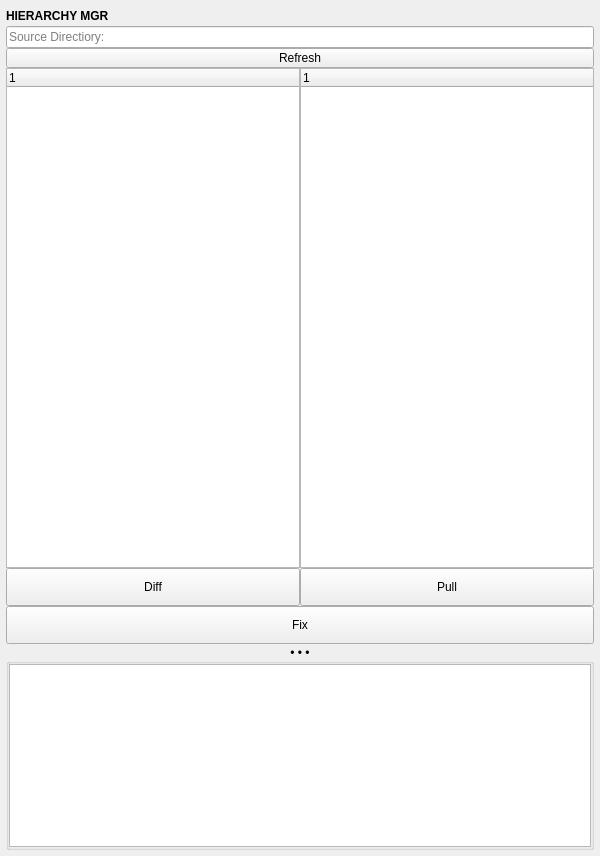
m3trik/mayatk, file mayatk/env_utils/hierarchy_manager/hierarchy_manager.ui: the form before one commit.
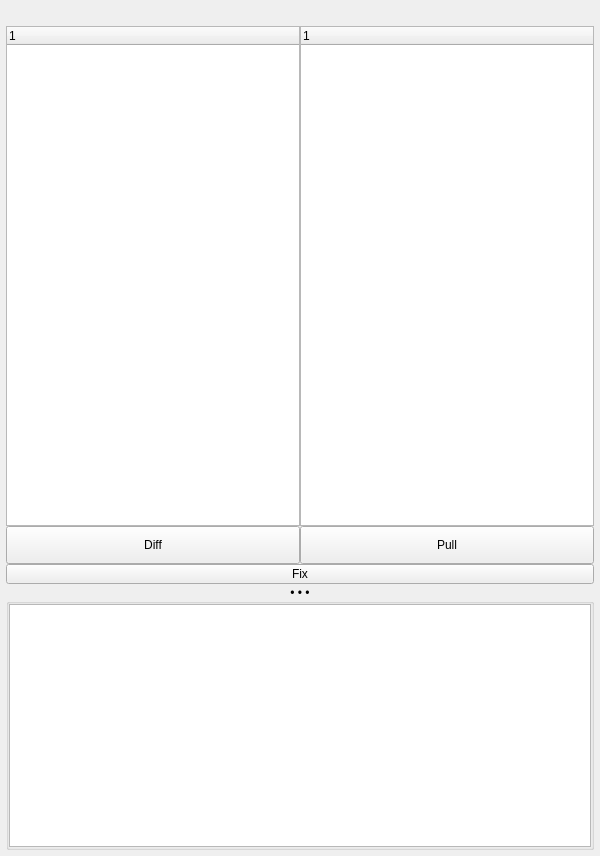
The form after the commit. Custom widgets are drawn as their Qt base class.

Patch:
```diff
--- a/mayatk/env_utils/hierarchy_manager/hierarchy_manager.ui
+++ b/mayatk/env_utils/hierarchy_manager/hierarchy_manager.ui
@@ -51,7 +51,7 @@
        <number>0</number>
       </property>
       <item>
-       <widget class="Header" name="header">
+       <widget class="Header" name="header" native="true">
         <property name="minimumSize">
          <size>
           <width>0</width>
@@ -64,14 +64,44 @@
           <bold>true</bold>
          </font>
         </property>
-        <property name="text">
+        <property name="text" stdset="0">
          <string>HIERARCHY MGR</string>
         </property>
        </widget>
       </item>
       <item>
        <layout class="QGridLayout" name="gridLayout">
-        <item row="4" column="0">
+        <item row="0" column="0">
+         <widget class="TreeWidget" name="tree000">
+          <property name="minimumSize">
+           <size>
+            <width>0</width>
+            <height>500</height>
+           </size>
+          </property>
+          <column>
+           <property name="text">
+            <string notr="true">1</string>
+           </property>
+          </column>
+         </widget>
+        </item>
+        <item row="0" column="1">
+         <widget class="TreeWidget" name="tree001">
+          <property name="minimumSize">
+           <size>
+            <width>0</width>
+            <height>500</height>
+           </size>
+          </property>
+          <column>
+           <property name="text">
+            <string notr="true">1</string>
+           </property>
+          </column>
+         </widget>
+        </item>
+        <item row="1" column="0">
          <widget class="PushButton" name="tb001">
           <property name="minimumSize">
            <size>
@@ -84,44 +114,7 @@
           </property>
          </widget>
         </item>
-        <item row="3" column="1">
-         <widget class="TreeWidget" name="tree001">
-          <property name="minimumSize">
-           <size>
-            <width>0</width>
-            <height>500</height>
-           </size>
-          </property>
-          <column>
-           <property name="text">
-            <string notr="true">1</string>
-           </property>
-          </column>
-         </widget>
-        </item>
-        <item row="3" column="0">
-         <widget class="TreeWidget" name="tree000">
-          <property name="minimumSize">
-           <size>
-            <width>0</width>
-            <height>500</height>
-           </size>
-          </property>
-          <column>
-           <property name="text">
-            <string notr="true">1</string>
-           </property>
-          </column>
-         </widget>
-        </item>
-        <item row="0" column="0" colspan="2">
-         <widget class="LineEdit" name="txt001">
-          <property name="placeholderText">
-           <string>Source Directiory:</string>
-          </property>
-         </widget>
-        </item>
-        <item row="4" column="1">
+        <item row="1" column="1">
          <widget class="PushButton" name="tb002">
           <property name="minimumSize">
            <size>
@@ -134,12 +127,18 @@
           </property>
          </widget>
         </item>
-        <item row="5" column="0" colspan="2">
+        <item row="2" column="0" colspan="2">
          <widget class="PushButton" name="tb003">
           <property name="minimumSize">
            <size>
             <width>0</width>
-            <height>38</height>
+            <height>20</height>
+           </size>
+          </property>
+          <property name="maximumSize">
+           <size>
+            <width>16777215</width>
+            <height>20</height>
            </size>
           </property>
           <property name="text">
@@ -147,19 +146,6 @@
           </property>
          </widget>
         </item>
-        <item row="1" column="0" colspan="2">
-         <widget class="PushButton" name="b000">
-          <property name="minimumSize">
-           <size>
-            <width>0</width>
-            <height>20</height>
-           </size>
-          </property>
-          <property name="text">
-           <string>Refresh</string>
-          </property>
-         </widget>
-        </item>
        </layout>
       </item>
       <item>
@@ -187,7 +173,7 @@
           <number>0</number>
          </property>
          <item>
-          <widget class="QTextEdit" name="txt003">
+          <widget class="QTextBrowser" name="txt003">
            <property name="verticalScrollBarPolicy">
             <enum>Qt::ScrollBarAlwaysOff</enum>
            </property>
@@ -207,8 +193,8 @@
  <customwidgets>
   <customwidget>
    <class>Header</class>
-   <extends>QLabel</extends>
-   <header>uitk.widgets.header.Header.h</header>
+   <extends>QWidget</extends>
+   <header>uitk.widgets.header</header>
   </customwidget>
   <customwidget>
    <class>CollapsableGroup</class>
@@ -216,11 +202,6 @@
    <header>uitk.widgets.collapsableGroup.CollapsableGroup.h</header>
    <container>1</container>
   </customwidget>
-  <customwidget>
-   <class>LineEdit</class>
-   <extends>QLineEdit</extends>
-   <header>widgets.lineedit.h</header>
-  </customwidget>
   <customwidget>
    <class>PushButton</class>
    <extends>QPushButton</extends>
```
